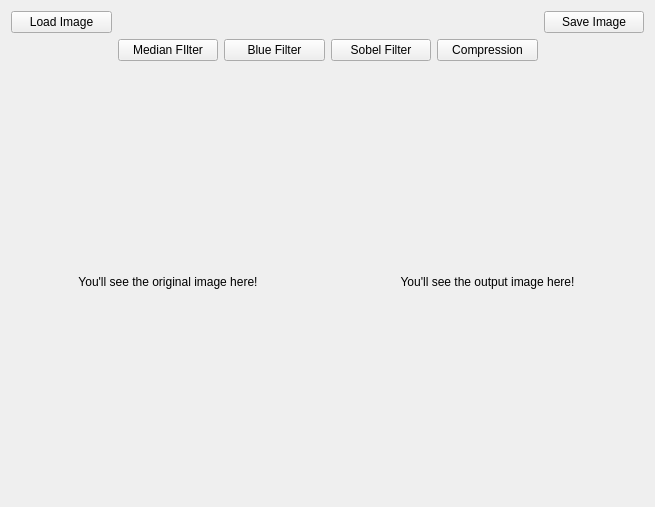
This is project_filter_gui/mainwindow.ui in MATF-RS19/RS020-proj3ctf1lter as Qt 5 draws it before an edit. The edited form follows.
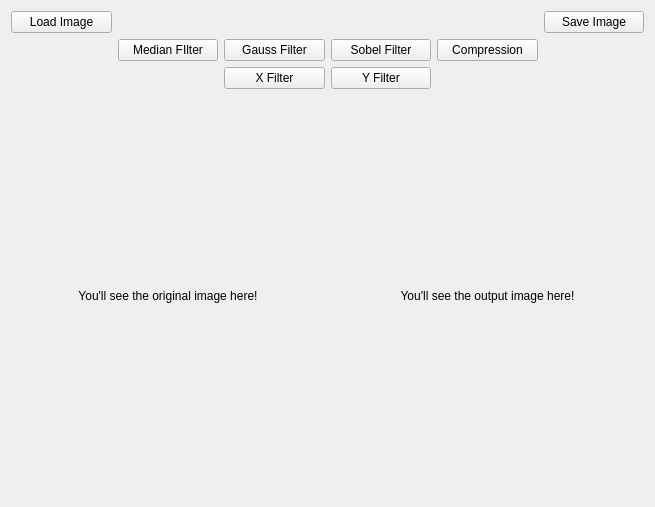
This is the edited form.

Commit message: added gaussian filter, simplified sobel

Patch:
```diff
--- a/project_filter_gui/mainwindow.ui
+++ b/project_filter_gui/mainwindow.ui
@@ -39,7 +39,7 @@
     <item row="1" column="2">
      <widget class="QPushButton" name="button_filter_blue">
       <property name="text">
-       <string>Blue Filter</string>
+       <string>Gauss Filter</string>
       </property>
      </widget>
     </item>
@@ -57,7 +57,21 @@
       </property>
      </widget>
     </item>
-    <item row="2" column="0" colspan="3">
+    <item row="2" column="2">
+     <widget class="QPushButton" name="button_filter_X">
+      <property name="text">
+       <string>X Filter</string>
+      </property>
+     </widget>
+    </item>
+    <item row="2" column="3">
+     <widget class="QPushButton" name="button_filter_Y">
+      <property name="text">
+       <string>Y Filter</string>
+      </property>
+     </widget>
+    </item>
+    <item row="3" column="0" colspan="3">
      <widget class="QLabel" name="label_image">
       <property name="sizePolicy">
        <sizepolicy hsizetype="Minimum" vsizetype="Preferred">
@@ -73,7 +87,7 @@
       </property>
      </widget>
     </item>
-    <item row="2" column="3" colspan="3">
+    <item row="3" column="3" colspan="3">
      <widget class="QLabel" name="label4output">
       <property name="sizePolicy">
        <sizepolicy hsizetype="Minimum" vsizetype="Preferred">
```
Left out of the diff: 2 changed lines with no effect on the pictures. The commit also changes 2 other files.
